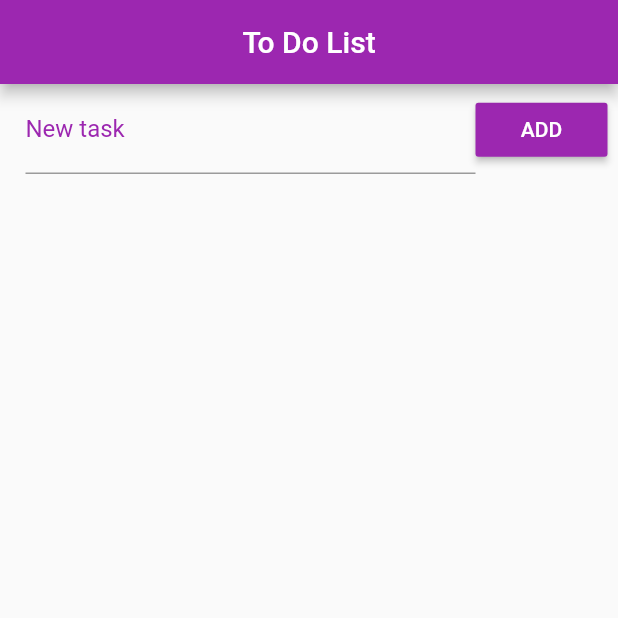
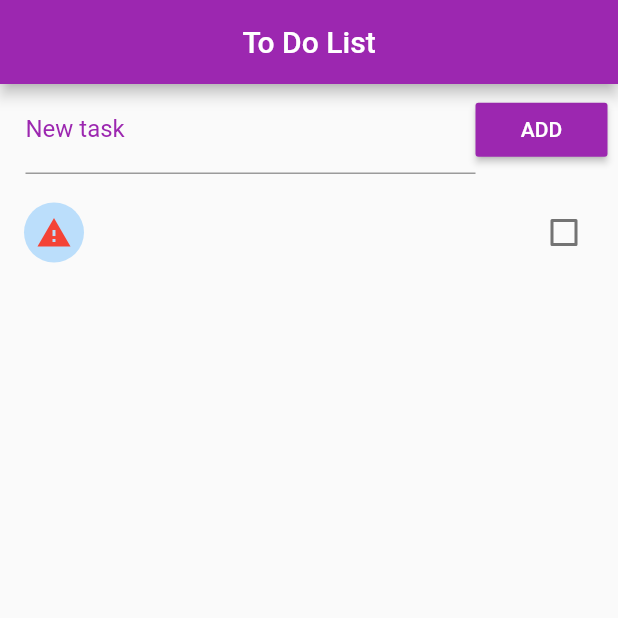
Before and after one commit to stephanogiuseppe/todo_flutter, a Flutter app: the screen it shows after launch, after a tap on "ADD", on a phone screen of 412 x 824 dp, the top half of it. Run offline on Flutter 3.47's test engine with Material 2 defaults, Android fonts, the phone set to English and light mode, and no system bars.

Commit message:
add task and mark check

```diff
--- a/lib/main.dart
+++ b/lib/main.dart
@@ -13,6 +13,7 @@ class Home extends StatefulWidget {
 }
 
 class _HomeState extends State<Home> {
+  final _toDoController = TextEditingController();
   List _toDo = [];
 
   @override
@@ -35,6 +36,7 @@ class _HomeState extends State<Home> {
                       labelText: 'New task',
                       labelStyle: TextStyle(color: Colors.purple),
                     ),
+                    controller: _toDoController,
                   ),
                 ),
 
@@ -42,11 +44,37 @@ class _HomeState extends State<Home> {
                   color: Colors.purple,
                   child: Text('ADD'),
                   textColor: Colors.white,
-                  onPressed: () {},
+                  onPressed: _addToDoTask,
                 )
               ],
             ),
-          )
+          ),
+
+          Expanded(
+            child: ListView.builder(
+              padding: EdgeInsets.only(top: 10.0),
+              itemCount: _toDo.length,
+              itemBuilder: (context, index) {
+                return CheckboxListTile(
+                  title: Text(_toDo[index]['title']),
+                  value: _toDo[index]['ok'],
+                  checkColor: Colors.green,
+                  activeColor: Colors.transparent,
+                  secondary: CircleAvatar(
+                    foregroundColor: _toDo[index]['ok'] ? Colors.green : Colors.red,
+                    child: Icon(
+                      _toDo[index]['ok'] ? Icons.check : Icons.warning
+                    ),
+                  ),
+                  onChanged: (c) {
+                    setState(() {
+                      _toDo[index]['ok'] = c;
+                    });
+                  },
+                );
+              },
+            ),
+          ),
         ],
       )
     );
@@ -71,4 +99,14 @@ class _HomeState extends State<Home> {
       return null;
     }
   }
+
+  void _addToDoTask() {
+    setState(() {
+      Map<String, dynamic> task = Map();
+      task['title'] = _toDoController.text;
+      task['ok'] = false;
+      _toDoController.text = '';
+      _toDo.add(task);
+    });
+  }
 }
```
